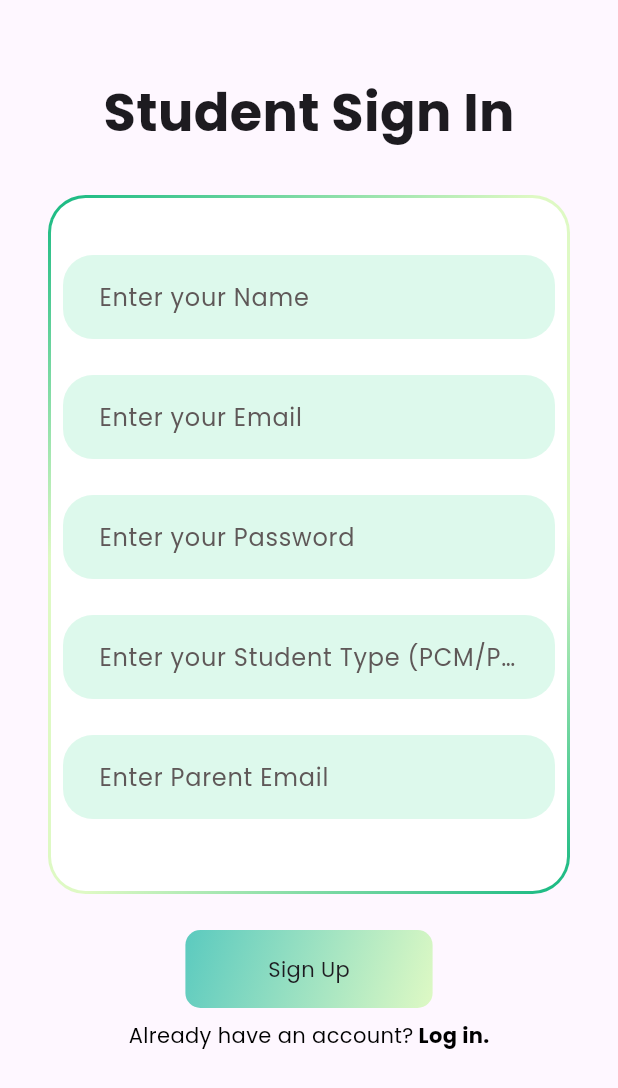
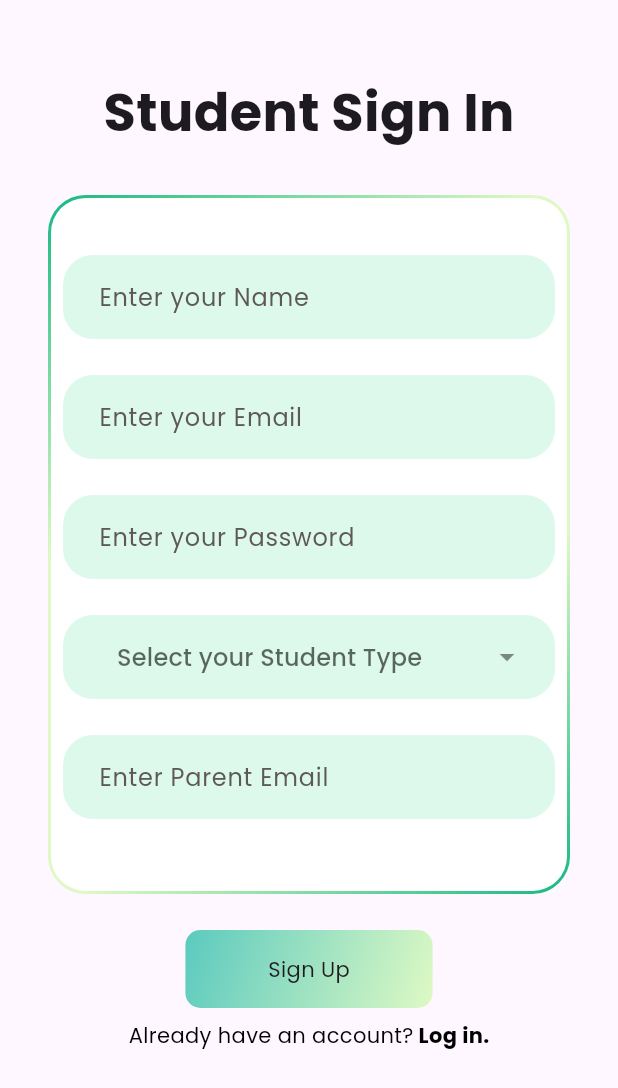
Before and after one commit to San-2310/student_monitoring_app, a Flutter app: the SignInScreen screen opened directly, on a phone screen of 412 x 824 dp. Shown: the top 1088 px of the screen. Run offline on Flutter 3.47's test engine with Material 3 defaults, Android fonts, the phone set to English and light mode, and no system bars; our stand-ins replace camera, cloud_firestore, dropdown_button2, firebase_auth, firebase_core, flutter_time_picker_spinner and 8 more; missing offline and left inert: flutter_face_api, google_mlkit_face_detection; accounts and stored records are empty.

Commit message:
bugs fixed

```diff
--- a/lib/components/timetable_prompt_card.dart
+++ b/lib/components/timetable_prompt_card.dart
@@ -1,6 +1,6 @@
 import 'package:cloud_firestore/cloud_firestore.dart';
 import 'package:flutter/material.dart';
-import 'package:student_monitoring_app/views/timetable_screens/calendar_view.dart';
+import 'package:student_monitoring_app/views/main_layout_screen.dart';
 
 class TimetablePromptCard extends StatelessWidget {
   final String studentId;
@@ -73,7 +73,9 @@ class TimetablePromptCard extends StatelessWidget {
                   Navigator.push(
                     context,
                     MaterialPageRoute(
-                      builder: (context) => CalendarScreenApp(),
+                      builder: (context) => MainLayoutScreen(
+                        initialIndex: 2,
+                      ),
                     ),
                   );
                 },
--- a/lib/views/auth_screens/sign_in_screen.dart
+++ b/lib/views/auth_screens/sign_in_screen.dart
@@ -1,3 +1,4 @@
+import 'package:dropdown_button2/dropdown_button2.dart';
 import 'package:flutter/material.dart';
 import 'package:student_monitoring_app/components/gradient_border.dart';
 import 'package:student_monitoring_app/resources/auth_methods.dart';
@@ -16,7 +17,8 @@ class SignInScreen extends StatefulWidget {
 class _SignInScreenState extends State<SignInScreen> {
   final TextEditingController _nameController = TextEditingController();
   final TextEditingController _emailController = TextEditingController();
-  final TextEditingController _studentTypeController = TextEditingController();
+  // final TextEditingController _studentTypeController = TextEditingController();
+  String? selectedStudentType;
   final TextEditingController _parentEmailController = TextEditingController();
   final TextEditingController _passwordController = TextEditingController();
   bool _isLoading = false;
@@ -25,7 +27,8 @@ class _SignInScreenState extends State<SignInScreen> {
   void dispose() {
     _nameController.dispose();
     _emailController.dispose();
-    _studentTypeController.dispose();
+    // _studentTypeController.dispose();
+    // selectedStudentType!.dispose();
     _parentEmailController.dispose();
     _passwordController.dispose();
     super.dispose();
@@ -42,7 +45,7 @@ class _SignInScreenState extends State<SignInScreen> {
       name: _nameController.text,
       email: _emailController.text,
       password: _passwordController.text,
-      studentType: _studentTypeController.text,
+      studentType: selectedStudentType!,
       parentEmail: _parentEmailController.text,
     );
     setState(() => _isLoading = false);
@@ -50,14 +53,21 @@ class _SignInScreenState extends State<SignInScreen> {
     if (res != 'success') {
       showSnackBar(res, context);
     } else {
-      Navigator.of(context).pushReplacement(
+      Navigator.of(context).pushAndRemoveUntil(
         MaterialPageRoute(builder: (context) => const MainLayoutScreen()),
+        (Route<dynamic> route) => false,
       );
     }
   }
 
   @override
   Widget build(BuildContext context) {
+    final List<String> studentTypes = [
+      'Engineering',
+      'Medical',
+      'Boards',
+    ];
+
     double w = MediaQuery.of(context).size.width;
     return Scaffold(
       body: SafeArea(
@@ -97,10 +107,55 @@ class _SignInScreenState extends State<SignInScreen> {
                         isPass: true,
                       ),
                       const SizedBox(height: 24),
-                      TextFieldInput(
-                        hintText: 'Enter your Student Type (PCM/PCB/PCMB)',
-                        textEditingController: _studentTypeController,
-                        textInputType: TextInputType.text,
+                      DropdownButtonFormField2<String>(
+                        isExpanded: true,
+                        decoration: InputDecoration(
+                          filled: true,
+                          fillColor: const Color.fromARGB(204, 213, 247, 231),
+                          contentPadding: const EdgeInsets.symmetric(
+                              vertical: 16, horizontal: 16),
+                          border: InputBorder.none, // No border by default
+                          enabledBorder: OutlineInputBorder(
+                            borderRadius: BorderRadius.circular(20),
+                            borderSide: BorderSide
+                                .none, // No visible border, but keeps radius
+                          ), // No border normally
+                          focusedBorder: OutlineInputBorder(
+                            borderRadius: BorderRadius.circular(20),
+                            borderSide: const BorderSide(
+                              color: Color.fromRGBO(20, 184, 129, 1),
+                              width: 1.5,
+                            ),
+                          ),
+                        ),
+                        hint: const Text(
+                          'Select your Student Type',
+                          style: TextStyle(fontSize: 16),
+                        ),
+                        items: studentTypes
+                            .map((type) => DropdownMenuItem<String>(
+                                  value: type,
+                                  child: Text(
+                                    type,
+                                    style: const TextStyle(fontSize: 16),
+                                  ),
+                                ))
+                            .toList(),
+                        value: selectedStudentType,
+                        onChanged: (value) {
+                          selectedStudentType = value;
+                          setState(() {});
+                        },
+                        iconStyleData: const IconStyleData(
+                          icon: Icon(Icons.arrow_drop_down,
+                              color: Colors.black45),
+                        ),
+                        dropdownStyleData: DropdownStyleData(
+                          decoration: BoxDecoration(
+                            borderRadius: BorderRadius.circular(20),
+                            color: const Color.fromARGB(204, 213, 247, 231),
+                          ),
+                        ),
                       ),
                       const SizedBox(height: 24),
                       TextFieldInput(
--- a/lib/views/main_layout_screen.dart
+++ b/lib/views/main_layout_screen.dart
@@ -118,7 +118,9 @@ class _MainLayoutScreenState extends State<MainLayoutScreen> {
   Future<void> _loadStudentData() async {
     final studentProvider =
         Provider.of<StudentProvider>(context, listen: false);
-    await studentProvider.refreshStudent();
+    if (studentProvider.getStudent == null) {
+      await studentProvider.refreshStudent(); // <- Fetch from Firebase by UID
+    }
   }
 
   @override
```
Also changed, not shown: lib/views/home_screen/home_screen.dart (+45 -6 lines), lib/views/questionnare_screen/questionnaire_screen.dart (+17 -6 lines), lib/views/study_session_screens/face_tracking_screen.dart (+12 -3 lines), lib/views/study_session_screens/study_session_home_screen.dart (+7 -1 lines).
